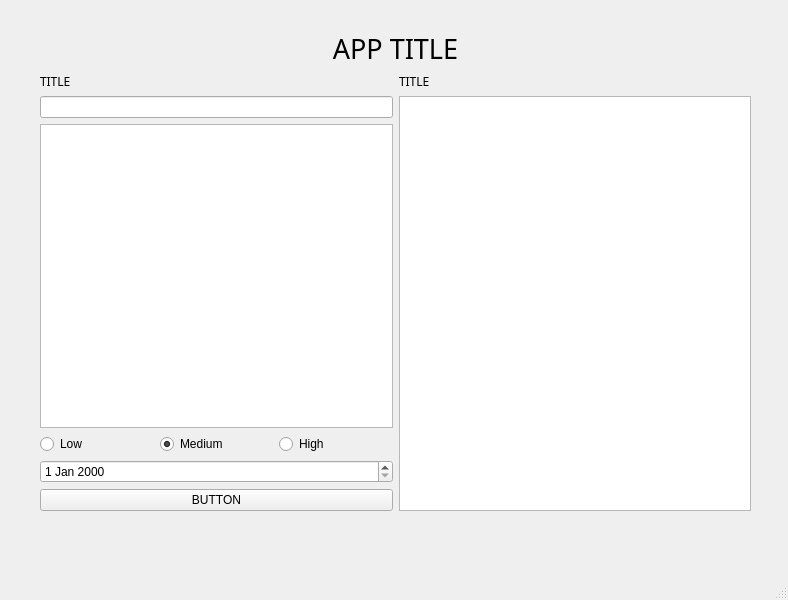
Before: the Qt Designer form mainwindow.ui in Maxime90100/Project_CPP, drawn with Qt 5.
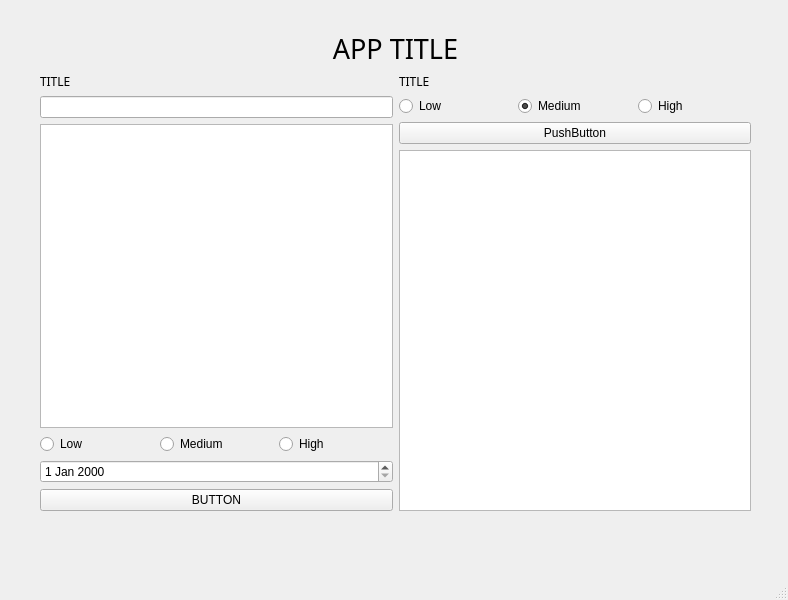
After: the same form once the commit is applied.

The edit to the form file:
```diff
--- a/mainwindow.ui
+++ b/mainwindow.ui
@@ -132,6 +132,41 @@
            </property>
           </widget>
          </item>
+         <item>
+          <layout class="QHBoxLayout" name="horizontalLayout_3">
+           <item>
+            <widget class="QRadioButton" name="LowPrioritySort">
+             <property name="text">
+              <string>Low</string>
+             </property>
+            </widget>
+           </item>
+           <item>
+            <widget class="QRadioButton" name="mediumPrioritySort">
+             <property name="text">
+              <string>Medium</string>
+             </property>
+             <property name="checked">
+              <bool>true</bool>
+             </property>
+            </widget>
+           </item>
+           <item>
+            <widget class="QRadioButton" name="highPrioritySort">
+             <property name="text">
+              <string>High</string>
+             </property>
+            </widget>
+           </item>
+          </layout>
+         </item>
+         <item>
+          <widget class="QPushButton" name="SortButton">
+           <property name="text">
+            <string>PushButton</string>
+           </property>
+          </widget>
+         </item>
          <item>
           <widget class="QListWidget" name="todoList"/>
          </item>
```
Left out of the diff: 2 changed lines with no effect on the pictures.
